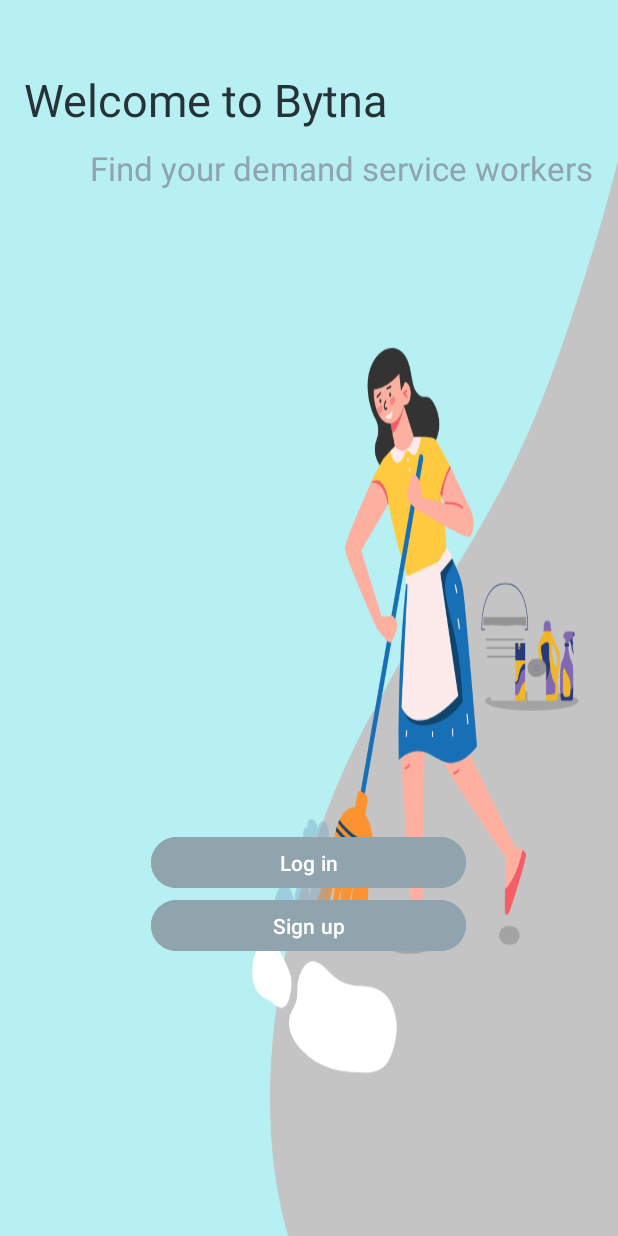
After one commit to DaliaKarem/Baytna, an Android app: the Welcome screen opened directly, with no data from a screen before it, on a phone screen of 412 x 824 dp. The commit adds this screen. Run offline under Robolectric (Android 15) with nearby library versions, the phone set to English and light mode, and no system bars.

Commit message:
connecting activities
connecting activities with welcome

```diff
--- a/app/src/main/AndroidManifest.xml
+++ b/app/src/main/AndroidManifest.xml
@@ -13,24 +13,23 @@
         android:theme="@style/Theme.Baytna"
         tools:targetApi="31">
         <activity
+            android:name=".Activity.Welcome"
+            android:exported="false" />
+        <activity
             android:name=".Activity.Book_time"
             android:exported="false" />
-
         <activity
             android:name=".Activity.Profile"
             android:exported="false" />
         <activity
             android:name=".Activity.Base_Activity"
             android:exported="false" />
-
         <activity
             android:name=".Activity.SignUp"
             android:exported="false" />
         <activity
             android:name=".Activity.Login"
-            android:exported="true">
-
-        </activity>
+            android:exported="true"></activity>
         <activity
             android:name=".Activity.gridViewCategory"
             android:exported="false" />
@@ -39,7 +38,7 @@
             android:exported="false" />
         <activity
             android:name=".Activity.onBoardingScreen"
-            android:exported="true" >
+            android:exported="true">
             <intent-filter>
                 <action android:name="android.intent.action.MAIN" />
 
--- a/app/src/main/java/com/example/baytna/Activity/Login.kt
+++ b/app/src/main/java/com/example/baytna/Activity/Login.kt
@@ -7,16 +7,29 @@ import androidx.appcompat.app.AppCompatActivity
 import com.example.baytna.R
 
 class Login : AppCompatActivity() {
-
+    lateinit var login_btn: Button
     lateinit var signup_btn: Button
+    lateinit var back_btn:Button
 
     override fun onCreate(savedInstanceState: Bundle?) {
         super.onCreate(savedInstanceState)
         setContentView(R.layout.activity_login)
+        login_btn = findViewById(R.id.login_btn_id)
         signup_btn = findViewById(R.id.Signup_btn_id)
+        back_btn = findViewById(R.id.imageView2)
         signup_btn.setOnClickListener{
             var intent1 : Intent = Intent(this, SignUp::class.java)
             startActivity(intent1)
         }
+
+        login_btn.setOnClickListener{
+            var intent2 : Intent = Intent(this, Home::class.java)
+            startActivity(intent2)
+        }
+        back_btn.setOnClickListener{
+            var intent3 : Intent = Intent(this, Welcome::class.java)
+            startActivity(intent3)
+        }
+
     }
 }
--- /dev/null
+++ b/app/src/main/java/com/example/baytna/Activity/Welcome.kt
@@ -0,0 +1,36 @@
+package com.example.baytna.Activity
+
+import android.content.Intent
+import android.os.Bundle
+import android.widget.Button
+import androidx.activity.enableEdgeToEdge
+import androidx.appcompat.app.AppCompatActivity
+import androidx.core.view.ViewCompat
+import androidx.core.view.WindowInsetsCompat
+import com.example.baytna.R
+
+class Welcome : AppCompatActivity() {
+   lateinit var login_btn :Button
+    lateinit var signup_btn :Button
+
+    override fun onCreate(savedInstanceState: Bundle?) {
+        super.onCreate(savedInstanceState)
+        setContentView(R.layout.activity_welcome)
+
+        login_btn = findViewById(R.id.btn2)
+        signup_btn = findViewById(R.id.btn1)
+
+        login_btn.setOnClickListener{
+            var intent_login = Intent(this,Login::class.java)
+            startActivity(intent_login)
+
+        }
+
+        login_btn.setOnClickListener{
+            var intent_signup = Intent(this,SignUp::class.java)
+            startActivity(intent_signup)
+
+        }
+
+    }
+}
--- a/app/src/main/java/com/example/baytna/Activity/onBoardingScreen.kt
+++ b/app/src/main/java/com/example/baytna/Activity/onBoardingScreen.kt
@@ -41,7 +41,7 @@ class onBoardingScreen : AppCompatActivity() {
             if (currentIndex < titles.size) {
                 updateOnBoardingScreen()
             } else {
-                val intent = Intent(this, Home::class.java)
+                val intent = Intent(this, Welcome::class.java)
                 startActivity(intent)
                 finish()
             }
--- /dev/null
+++ b/app/src/main/res/layout/activity_welcome.xml
@@ -0,0 +1,68 @@
+<?xml version="1.0" encoding="utf-8"?>
+<androidx.constraintlayout.widget.ConstraintLayout xmlns:android="http://schemas.android.com/apk/res/android"
+    xmlns:app="http://schemas.android.com/apk/res-auto"
+    xmlns:tools="http://schemas.android.com/tools"
+    android:id="@+id/main"
+    android:layout_width="match_parent"
+    android:layout_height="match_parent"
+    android:background="@drawable/pi"
+    tools:context=".Activity.Welcome">
+
+    <TextView
+        android:id="@+id/textView"
+        android:layout_width="wrap_content"
+        android:layout_height="wrap_content"
+        android:text="@string/welcome"
+        android:textColor="@color/darkGray"
+        android:textSize="30sp"
+        app:layout_constraintBottom_toBottomOf="parent"
+        app:layout_constraintEnd_toEndOf="parent"
+        app:layout_constraintHorizontal_bias="0.095"
+        app:layout_constraintStart_toStartOf="parent"
+        app:layout_constraintTop_toTopOf="parent"
+        app:layout_constraintVertical_bias="0.059" />
+
+    <TextView
+        android:id="@+id/textView2"
+        android:layout_width="wrap_content"
+        android:layout_height="wrap_content"
+        android:text="@string/welcomeSnt"
+        android:textColor="@color/gray2"
+        android:textSize="22sp"
+        app:layout_constraintBottom_toBottomOf="parent"
+        app:layout_constraintEnd_toEndOf="parent"
+        app:layout_constraintHorizontal_bias="0.786"
+        app:layout_constraintStart_toStartOf="parent"
+        app:layout_constraintTop_toBottomOf="@+id/textView"
+        app:layout_constraintVertical_bias="0.015"
+
+        />
+
+    <Button
+        android:id="@+id/btn1"
+        android:layout_width="210dp"
+        android:layout_height="42dp"
+        android:backgroundTint="@color/gray2"
+        android:text="@string/btn1"
+        app:layout_constraintBottom_toBottomOf="parent"
+        app:layout_constraintEnd_toEndOf="parent"
+        app:layout_constraintHorizontal_bias="0.497"
+        app:layout_constraintStart_toStartOf="parent"
+        app:layout_constraintTop_toBottomOf="@+id/btn2"
+        app:layout_constraintVertical_bias="0.0" />
+
+    <Button
+        android:id="@+id/btn2"
+        android:layout_width="210dp"
+        android:layout_height="42dp"
+        android:backgroundTint="@color/gray2"
+        android:text="@string/btn2"
+        app:layout_constraintBottom_toBottomOf="parent"
+        app:layout_constraintEnd_toEndOf="parent"
+        app:layout_constraintHorizontal_bias="0.497"
+        app:layout_constraintStart_toStartOf="parent"
+        app:layout_constraintTop_toBottomOf="@+id/textView"
+        app:layout_constraintVertical_bias="0.672" />
+
+
+</androidx.constraintlayout.widget.ConstraintLayout>
--- a/app/src/main/res/values/colors.xml
+++ b/app/src/main/res/values/colors.xml
@@ -10,5 +10,8 @@
     <color name="light_cyan">#f6fbff</color>
     <color name="gray">#B7B7B7</color>
     <color name ="light_blue">#006BFF</color>
+    <color name="gray2">#90A4AE</color>
+    <color name="darkGray">#263238</color>
+
 
 </resources>
--- a/app/src/main/res/values/strings.xml
+++ b/app/src/main/res/values/strings.xml
@@ -16,6 +16,7 @@
     <string name="passHint">Password</string>
     <string name="forgetPass">Forget Password?</string>
     <string name="loginbtn">Login</string>
+
     <string name="fnameHint">First name</string>
     <string name="lnameHint">Last name</string>
     <string name="signemail">E-mail</string>
@@ -24,6 +25,8 @@
     <string name="signUp">Sign Up</string>
     <string name="profile_image">profile image</string>
     <string name="bkLoginbtnDesc_id">back to login description</string>
+
+
     <string name="profile">Profile</string>
     <string name="user_name">Hagar Hamdy</string>
     <string name="email_profile">hello@gmail.com</string>
@@ -31,4 +34,9 @@
     <string name="address_profile">123 Main Street, Dubai</string>
     <string name="logout_profile">Logout</string>
 
+    <string name="welcome">Welcome to Bytna</string>
+    <string name="welcomeSnt">Find your demand service workers</string>
+    <string name="btn1">Sign up</string>
+    <string name="btn2">Log in </string>
+
 </resources>
```
Also changed, not shown: app/src/main/res/drawable/pi.png (added).
